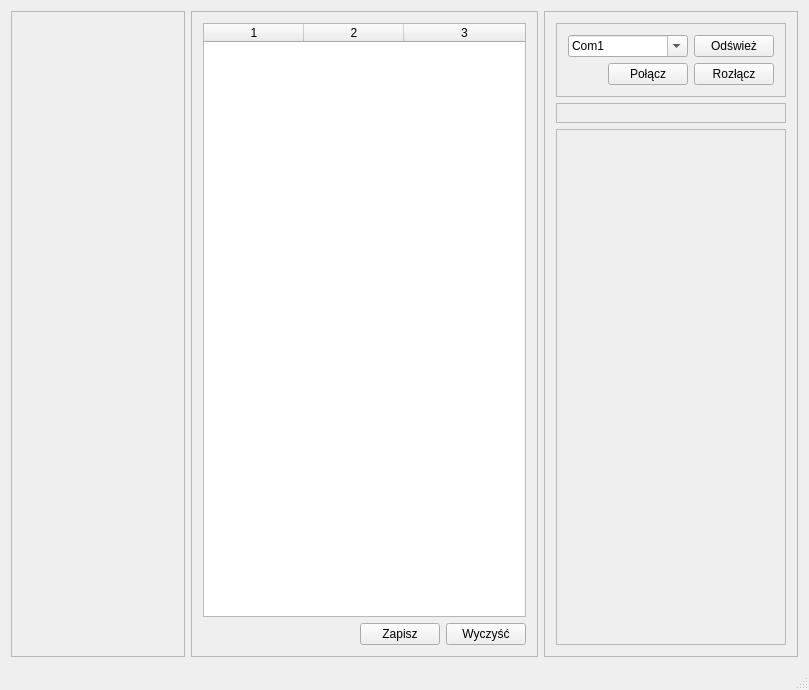
First picture: the form in mainwindow.ui, repository Generall14/PC-kom, before the edit.
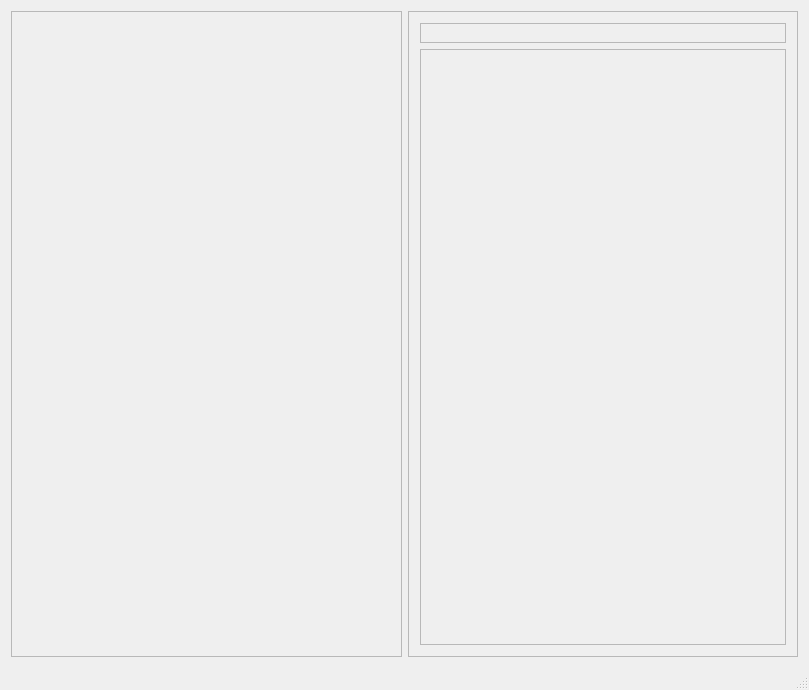
Second picture: the form after the edit.

Patch:
```diff
--- a/mainwindow.ui
+++ b/mainwindow.ui
@@ -31,125 +31,6 @@
       </property>
      </widget>
     </item>
-    <item>
-     <widget class="QFrame" name="frame_2">
-      <property name="sizePolicy">
-       <sizepolicy hsizetype="Minimum" vsizetype="Preferred">
-        <horstretch>4</horstretch>
-        <verstretch>0</verstretch>
-       </sizepolicy>
-      </property>
-      <property name="frameShape">
-       <enum>QFrame::StyledPanel</enum>
-      </property>
-      <property name="frameShadow">
-       <enum>QFrame::Raised</enum>
-      </property>
-      <layout class="QVBoxLayout" name="verticalLayout_3">
-       <item>
-        <widget class="QTableWidget" name="tableWidget">
-         <property name="showDropIndicator" stdset="0">
-          <bool>false</bool>
-         </property>
-         <property name="dragDropOverwriteMode">
-          <bool>false</bool>
-         </property>
-         <property name="alternatingRowColors">
-          <bool>true</bool>
-         </property>
-         <property name="selectionMode">
-          <enum>QAbstractItemView::SingleSelection</enum>
-         </property>
-         <property name="selectionBehavior">
-          <enum>QAbstractItemView::SelectRows</enum>
-         </property>
-         <property name="showGrid">
-          <bool>false</bool>
-         </property>
-         <property name="wordWrap">
-          <bool>true</bool>
-         </property>
-         <property name="cornerButtonEnabled">
-          <bool>true</bool>
-         </property>
-         <property name="rowCount">
-          <number>0</number>
-         </property>
-         <property name="columnCount">
-          <number>3</number>
-         </property>
-         <attribute name="horizontalHeaderCascadingSectionResizes">
-          <bool>false</bool>
-         </attribute>
-         <attribute name="horizontalHeaderHighlightSections">
-          <bool>true</bool>
-         </attribute>
-         <attribute name="horizontalHeaderMinimumSectionSize">
-          <number>10</number>
-         </attribute>
-         <attribute name="horizontalHeaderShowSortIndicator" stdset="0">
-          <bool>false</bool>
-         </attribute>
-         <attribute name="horizontalHeaderStretchLastSection">
-          <bool>true</bool>
-         </attribute>
-         <attribute name="verticalHeaderHighlightSections">
-          <bool>true</bool>
-         </attribute>
-         <attribute name="verticalHeaderMinimumSectionSize">
-          <number>14</number>
-         </attribute>
-         <column/>
-         <column/>
-         <column/>
-        </widget>
-       </item>
-       <item>
-        <layout class="QHBoxLayout" name="horizontalLayout_3">
-         <item>
-          <spacer name="horizontalSpacer">
-           <property name="orientation">
-            <enum>Qt::Horizontal</enum>
-           </property>
-           <property name="sizeHint" stdset="0">
-            <size>
-             <width>40</width>
-             <height>20</height>
-            </size>
-           </property>
-          </spacer>
-         </item>
-         <item>
-          <widget class="QPushButton" name="pushButton_zapisz">
-           <property name="sizePolicy">
-            <sizepolicy hsizetype="Fixed" vsizetype="Fixed">
-             <horstretch>0</horstretch>
-             <verstretch>0</verstretch>
-            </sizepolicy>
-           </property>
-           <property name="text">
-            <string>Zapisz</string>
-           </property>
-          </widget>
-         </item>
-         <item>
-          <widget class="QPushButton" name="pushButton_clear">
-           <property name="sizePolicy">
-            <sizepolicy hsizetype="Fixed" vsizetype="Fixed">
-             <horstretch>0</horstretch>
-             <verstretch>0</verstretch>
-            </sizepolicy>
-           </property>
-           <property name="text">
-            <string>Wyczyść</string>
-           </property>
-          </widget>
-         </item>
-        </layout>
-       </item>
-      </layout>
-     </widget>
-    </item>
     <item>
      <widget class="QFrame" name="frame">
       <property name="sizePolicy">
@@ -165,100 +46,6 @@
        <enum>QFrame::Raised</enum>
       </property>
       <layout class="QVBoxLayout" name="verticalLayout_2">
-       <item>
-        <widget class="QFrame" name="frame_4">
-         <property name="sizePolicy">
-          <sizepolicy hsizetype="Preferred" vsizetype="Maximum">
-           <horstretch>0</horstretch>
-           <verstretch>0</verstretch>
-          </sizepolicy>
-         </property>
-         <property name="frameShape">
-          <enum>QFrame::StyledPanel</enum>
-         </property>
-         <property name="frameShadow">
-          <enum>QFrame::Raised</enum>
-         </property>
-         <layout class="QVBoxLayout" name="verticalLayout">
-          <item>
-           <layout class="QHBoxLayout" name="horizontalLayout">
-            <property name="sizeConstraint">
-             <enum>QLayout::SetFixedSize</enum>
-            </property>
-            <item>
-             <widget class="QComboBox" name="comboBox">
-              <property name="editable">
-               <bool>true</bool>
-              </property>
-              <property name="currentText">
-               <string>Com1</string>
-              </property>
-             </widget>
-            </item>
-            <item>
-             <widget class="QPushButton" name="pushButton_refresh">
-              <property name="sizePolicy">
-               <sizepolicy hsizetype="Fixed" vsizetype="Fixed">
-                <horstretch>0</horstretch>
-                <verstretch>0</verstretch>
-               </sizepolicy>
-              </property>
-              <property name="text">
-               <string>Odśwież</string>
-              </property>
-             </widget>
-            </item>
-           </layout>
-          </item>
-          <item>
-           <layout class="QHBoxLayout" name="horizontalLayout_2">
-            <property name="sizeConstraint">
-             <enum>QLayout::SetFixedSize</enum>
-            </property>
-            <item>
-             <spacer name="horizontalSpacer_2">
-              <property name="orientation">
-               <enum>Qt::Horizontal</enum>
-              </property>
-              <property name="sizeHint" stdset="0">
-               <size>
-                <width>40</width>
-                <height>20</height>
-               </size>
-              </property>
-             </spacer>
-            </item>
-            <item>
-             <widget class="QPushButton" name="pushButton_connect">
-              <property name="sizePolicy">
-               <sizepolicy hsizetype="Fixed" vsizetype="Fixed">
-                <horstretch>0</horstretch>
-                <verstretch>0</verstretch>
-               </sizepolicy>
-              </property>
-              <property name="text">
-               <string>Połącz</string>
-              </property>
-             </widget>
-            </item>
-            <item>
-             <widget class="QPushButton" name="pushButton_disconnect">
-              <property name="sizePolicy">
-               <sizepolicy hsizetype="Fixed" vsizetype="Fixed">
-                <horstretch>0</horstretch>
-                <verstretch>0</verstretch>
-               </sizepolicy>
-              </property>
-              <property name="text">
-               <string>Rozłącz</string>
-              </property>
-             </widget>
-            </item>
-           </layout>
-          </item>
-         </layout>
-        </widget>
-       </item>
        <item>
         <widget class="QFrame" name="frame_medium">
          <property name="sizePolicy">
```
